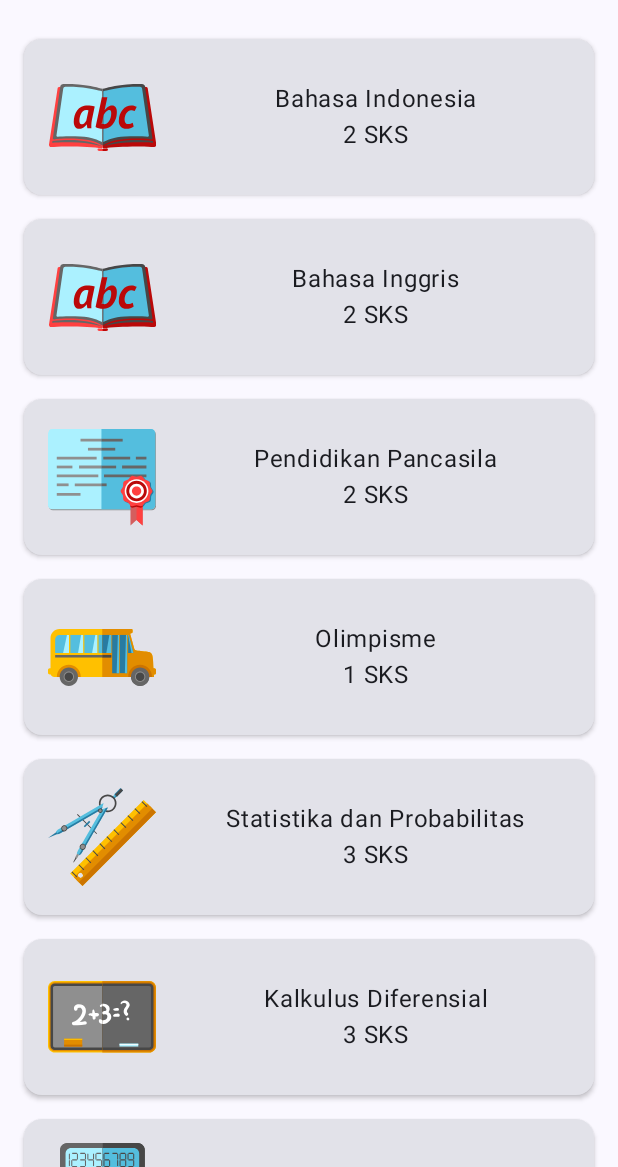
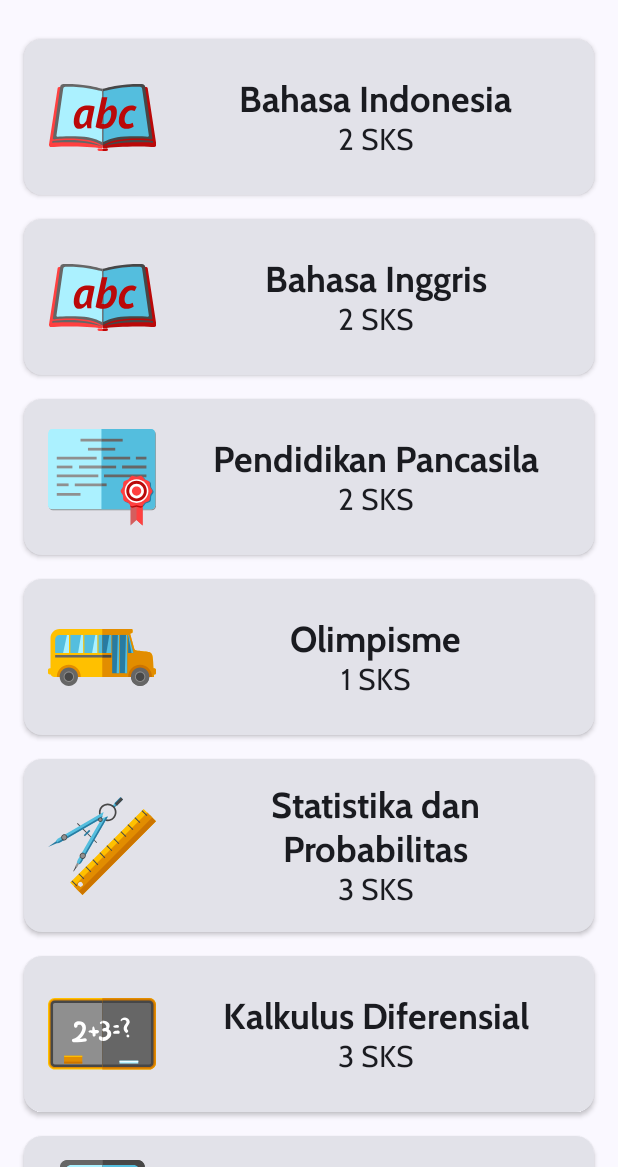
Before and after one commit to FarisPutra/MobCom-CourseApp, an Android app built with Jetpack Compose: the screen it shows after launch (MainActivity), on a phone screen of 412 x 824 dp, the part 69-1236 px from its top. Run offline under Robolectric (Android 15) with nearby library versions, the phone set to English and light mode, and no system bars.

Commit message:
Update Fonts/Typography

```diff
--- a/app/src/main/java/com/example/courseapp/GridLayout.kt
+++ b/app/src/main/java/com/example/courseapp/GridLayout.kt
@@ -81,11 +81,13 @@ fun CourseGridItem(
             ) {
                 Text(
                     text = stringResource(id = course.nameRes),
+                    style = MaterialTheme.typography.displayMedium,
                     textAlign = TextAlign.Center,
                     modifier = Modifier.fillMaxWidth()
                 )
                 Text(
                     text = stringResource(id = course.creditsRes),
+                    style = MaterialTheme.typography.displaySmall,
                     textAlign = TextAlign.Center,
                     modifier = Modifier.fillMaxWidth()
                 )
@@ -160,7 +162,7 @@ fun CourseItemPreview() {
     }
 }
 
-@Preview
+@Preview("Courses Lazy Vertically Grid")
 @Composable
 fun CoursesLazyGridPreview() {
     CourseAppTheme {
--- a/app/src/main/java/com/example/courseapp/ui/theme/Type.kt
+++ b/app/src/main/java/com/example/courseapp/ui/theme/Type.kt
@@ -16,12 +16,12 @@ val Cabin = FontFamily(
 // Set of Material typography styles to start with
 val Typography = Typography(
     bodyLarge = TextStyle(
-        fontFamily = FontFamily.Default,
+        fontFamily = Cabin,
         fontWeight = FontWeight.Normal,
         fontSize = 16.sp,
         lineHeight = 24.sp,
         letterSpacing = 0.5.sp
-    )
+    ),
     /* Other default text styles to override
     titleLarge = TextStyle(
         fontFamily = FontFamily.Default,
@@ -38,4 +38,19 @@ val Typography = Typography(
         letterSpacing = 0.5.sp
     )
     */
+    displaySmall = TextStyle(
+        fontFamily = Cabin,
+        fontWeight = FontWeight.Medium,
+        fontSize = 20.sp
+    ),
+    displayMedium = TextStyle(
+        fontFamily = Cabin,
+        fontWeight = FontWeight.Bold,
+        fontSize = 24.sp
+    ),
+    displayLarge = TextStyle(
+        fontFamily = Cabin,
+        fontWeight = FontWeight.Normal,
+        fontSize = 30.sp
+    )
 )
```
